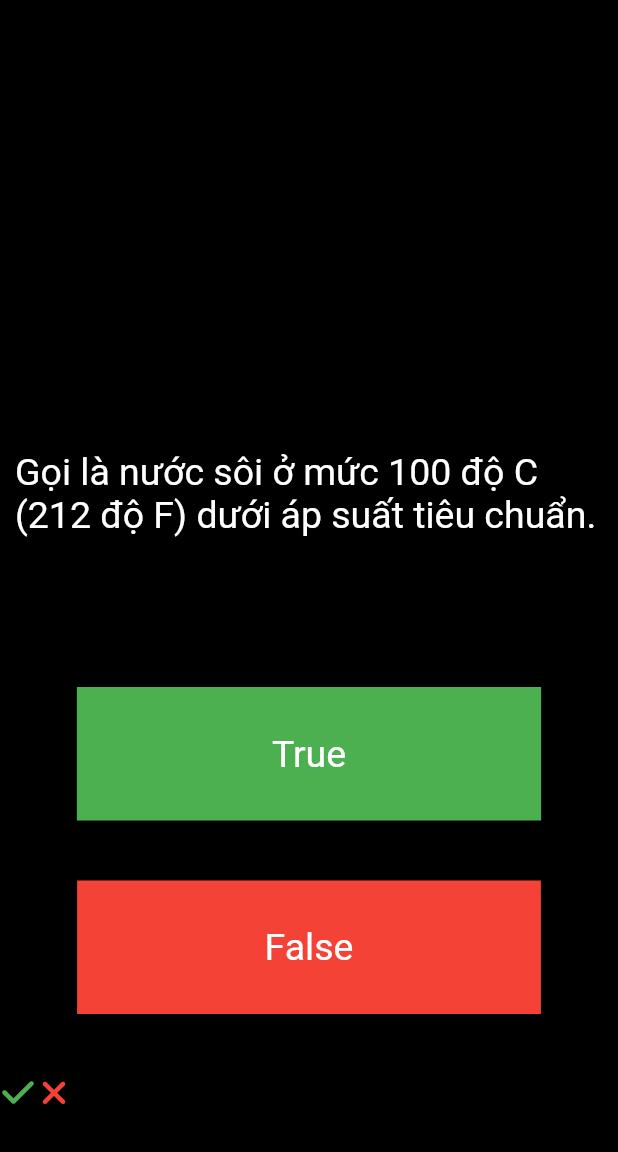
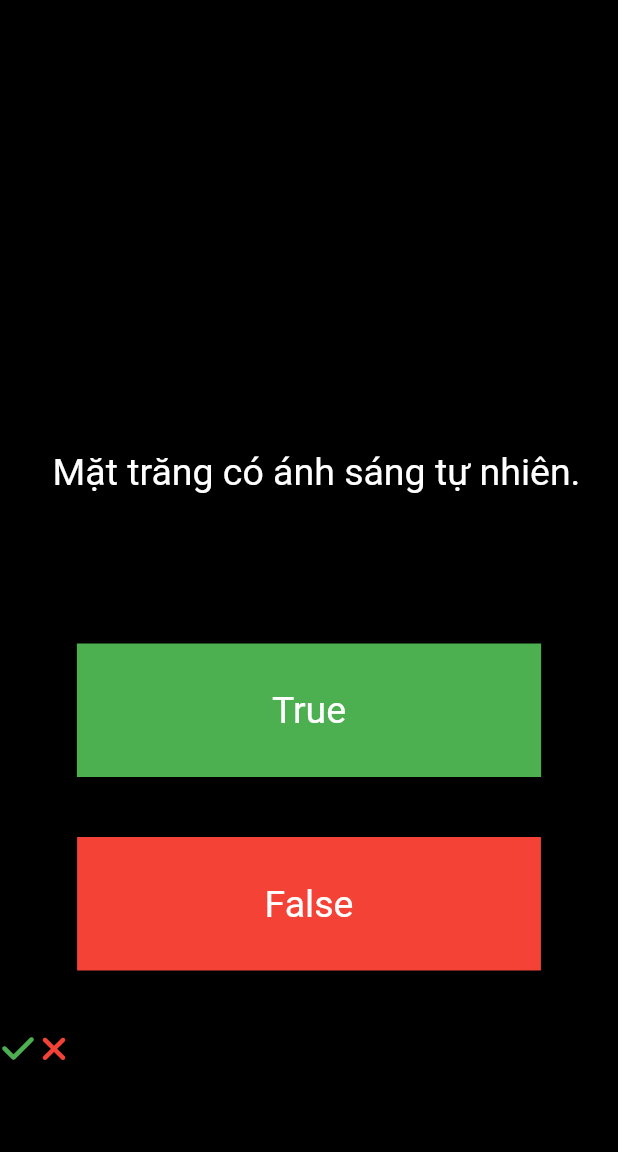
Before and after one commit to TienPhuc02/quizz-app-flutter, a Flutter app: the screen it shows after launch, after a tap on "True", after a tap on "False", on a phone screen of 412 x 824 dp, the part 84-1236 px from its top. Run offline on Flutter 3.47's test engine with Material 2 defaults, Android fonts, the phone set to English and light mode, and no system bars; our stand-ins replace font_awesome_flutter.

Commit message:
abstraction in action

```diff
--- a/lib/main.dart
+++ b/lib/main.dart
@@ -1,6 +1,7 @@
 import 'package:flutter/material.dart';
 import 'package:font_awesome_flutter/font_awesome_flutter.dart';
 import 'package:quizzler_flutter/question.dart';
+import 'package:quizzler_flutter/quizz.dart';
 
 void main() {
   runApp(const MyApp());
@@ -34,21 +35,8 @@ class BodyHomeScreen extends StatefulWidget {
 class _BodyHomeScreenState extends State<BodyHomeScreen> {
   @override
   List<Widget> arrayIconCheckList = <Widget>[];
-  // List<String> arrayQuestionData = <String>[
-  //   "Con người có 5 ngón tay trên mỗi tay.",
-  //   "Trái đất quay quanh Mặt Trời. ",
-  //   "Gọi là nước sôi ở mức 100 độ C (212 độ F) dưới áp suất tiêu chuẩn."
-  // ];
-  // List<bool> arrayAnswer = [true, true, true];
-  // Question q1 = Question(q: "Con người có 5 ngón tay trên mỗi tay.", a: true);
-  List<Question> arrayListQuestion = [
-    Question(q: "Con người có 5 ngón tay trên mỗi tay.", a: true),
-    Question(q: "Trái đất quay quanh Mặt Trời. ", a: true),
-    Question(
-        q: "Gọi là nước sôi ở mức 100 độ C (212 độ F) dưới áp suất tiêu chuẩn.",
-        a: true),
-  ];
-  int numberQuestion = 0;
+  Quizz quizz = Quizz();
+
   Widget build(BuildContext context) {
     return Container(
       child: SafeArea(
@@ -58,7 +46,7 @@ class _BodyHomeScreenState extends State<BodyHomeScreen> {
               margin: const EdgeInsets.fromLTRB(10, 300, 0, 100),
               child: Center(
                 child: Text(
-                  arrayListQuestion[numberQuestion].questionText,
+                  quizz.getQuestionText(),
                   style: const TextStyle(color: Colors.white, fontSize: 25),
                 ),
               ),
@@ -71,16 +59,14 @@ class _BodyHomeScreenState extends State<BodyHomeScreen> {
                     color: Colors.green,
                   ),
                 );
-                bool correctAnswer =
-                    arrayListQuestion[numberQuestion].questionAnswer;
+                bool correctAnswer = quizz.getAnwserQuestion();
                 if (correctAnswer == true) {
                   print("Bạn trả lời đúng");
                 } else {
                   print("Bạn trả lời sai");
                 }
                 setState(() {
-                  numberQuestion++;
-                  print(numberQuestion);
+                  quizz.nextQuestion();
                 });
               },
               child: Container(
@@ -101,16 +87,14 @@ class _BodyHomeScreenState extends State<BodyHomeScreen> {
                     color: Colors.red,
                   ),
                 );
-                bool correctAnswer =
-                    arrayListQuestion[numberQuestion].questionAnswer;
+                bool correctAnswer = quizz.getAnwserQuestion();
                 if (correctAnswer == false) {
                   print("Bạn trả lời đúng");
                 } else {
                   print("Bạn trả lời sai");
                 }
                 setState(() {
-                  numberQuestion++;
-                  print(numberQuestion);
+                  quizz.nextQuestion();
                 });
               },
               child: Container(
@@ -132,24 +116,3 @@ class _BodyHomeScreenState extends State<BodyHomeScreen> {
     );
   }
 }
-
-// Con người có 5 ngón tay trên mỗi tay. (Đúng)
-// Trái đất quay quanh Mặt Trời. (Đúng)
-// Cái gọi là nước sôi ở mức 100 độ C (212 độ F) dưới áp suất tiêu chuẩn. (Đúng)
-// Mặt trăng có ánh sáng tự nhiên. (Sai)
-// Cá heo là một loài cá. (Sai)
-// Sói là một loài động vật ăn cỏ. (Sai)
-// Nước đáng sợ là một loại hóa chất độc hại. (Sai)
-// Mưa bão luôn xuất phát từ biển. (Đúng)
-// Nước biển mặn hơn nước mưa. (Đúng)
-// Bắc cực là nơi lạnh nhất trên trái đất. (Đúng)
-// Nước đáng sợ là một loại hóa chất độc hại. (Sai)
-// Con người chỉ sử dụng 10% bộ não của họ. (Sai)
-// Chuột có một cuộc sống ngắn hơn khi sống trong tự nhiên so với trong môi trường nhà cửa. (Sai)
-// Hoa hồng là loài hoa có màu trắng duy nhất. (Sai)
-// Nước đáng sợ là một loại hóa chất độc hại. (Sai)
-// Trái đất có một mặt trời và một mặt mặt trăng. (Sai)
-// Động vật không có khả năng cảm thụ màu. (Sai)
-// Rồng là một loài động vật có thực. (Sai)
-// Bạch tuộc có ba tim. (Sai)
-// Cá voi là loài động vật biển lớn nhất. (Đúng)
--- /dev/null
+++ b/lib/quizz.dart
@@ -0,0 +1,61 @@
+import "package:quizzler_flutter/question.dart";
+import 'package:quizzler_flutter/question.dart';
+
+class Quizz {
+  int _numberQuestion = 0;
+  final List<Question> _arrayListQuestion = [
+    Question(q: "Con người có 5 ngón tay trên mỗi tay.", a: true),
+    Question(q: "Trái đất quay quanh Mặt Trời. ", a: true),
+    Question(q: "Mặt trăng có ánh sáng tự nhiên.", a: false),
+    Question(
+        q: "Gọi là nước sôi ở mức 100 độ C (212 độ F) dưới áp suất tiêu chuẩn.",
+        a: true),
+    Question(q: " Cá heo là một loài cá.", a: false),
+    Question(q: "Sói là một loài động vật ăn cỏ.", a: false),
+    Question(q: "Nước là một loại hóa chất độc hại. ", a: false),
+    Question(q: "Con người chỉ sử dụng 10% bộ não của họ.", a: false),
+    Question(
+        q: "Chuột có một cuộc sống ngắn hơn khi sống trong tự nhiên so với trong môi trường nhà cửa.",
+        a: false),
+    Question(q: "Hoa hồng là loài hoa có màu trắng duy nhất.", a: false),
+    Question(q: "Rồng là một loài động vật có thực. ", a: false),
+    Question(q: "Cá voi là loài động vật biển lớn nhất. ", a: true),
+    Question(q: " Bắc cực là nơi lạnh nhất trên trái đất.", a: false),
+  ];
+  void nextQuestion() {
+    if (_numberQuestion < _arrayListQuestion.length - 1) {
+      _numberQuestion++;
+    } else {
+      _numberQuestion = 0;
+    }
+  }
+
+  String getQuestionText() {
+    return _arrayListQuestion[_numberQuestion].questionText;
+  }
+
+  bool getAnwserQuestion() {
+    return _arrayListQuestion[_numberQuestion].questionAnswer;
+  }
+}
+
+// Con người có 5 ngón tay trên mỗi tay. (Đúng)
+// Trái đất quay quanh Mặt Trời. (Đúng)
+// Cái gọi là nước sôi ở mức 100 độ C (212 độ F) dưới áp suất tiêu chuẩn. (Đúng)
+// Mặt trăng có ánh sáng tự nhiên. (Sai)
+// Cá heo là một loài cá. (Sai)
+// Sói là một loài động vật ăn cỏ. (Sai)
+// Nước đáng sợ là một loại hóa chất độc hại. (Sai)
+// Mưa bão luôn xuất phát từ biển. (Đúng)
+// Nước biển mặn hơn nước mưa. (Đúng)
+// Bắc cực là nơi lạnh nhất trên trái đất. (Đúng)
+// Nước đáng sợ là một loại hóa chất độc hại. (Sai)
+// Con người chỉ sử dụng 10% bộ não của họ. (Sai)
+// Chuột có một cuộc sống ngắn hơn khi sống trong tự nhiên so với trong môi trường nhà cửa. (Sai)
+// Hoa hồng là loài hoa có màu trắng duy nhất. (Sai)
+// Nước đáng sợ là một loại hóa chất độc hại. (Sai)
+// Trái đất có một mặt trời và một mặt mặt trăng. (Sai)
+// Động vật không có khả năng cảm thụ màu. (Sai)
+// Rồng là một loài động vật có thực. (Sai)
+// Bạch tuộc có ba tim. (Sai)
+// Cá voi là loài động vật biển lớn nhất. (Đúng)
```
